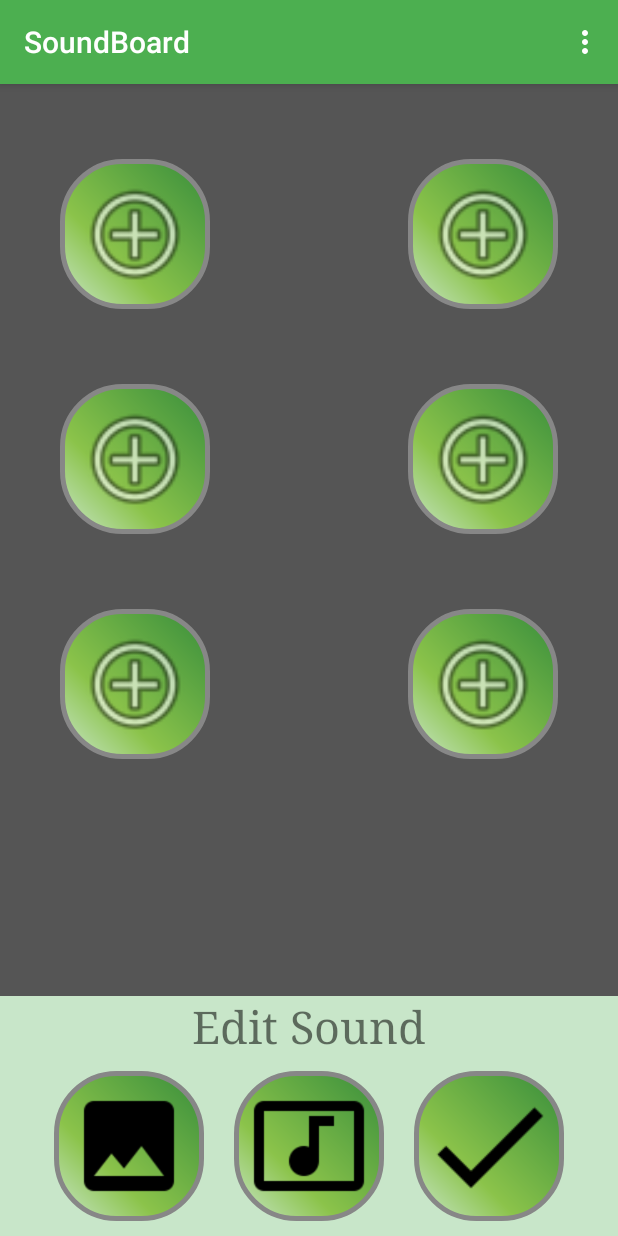
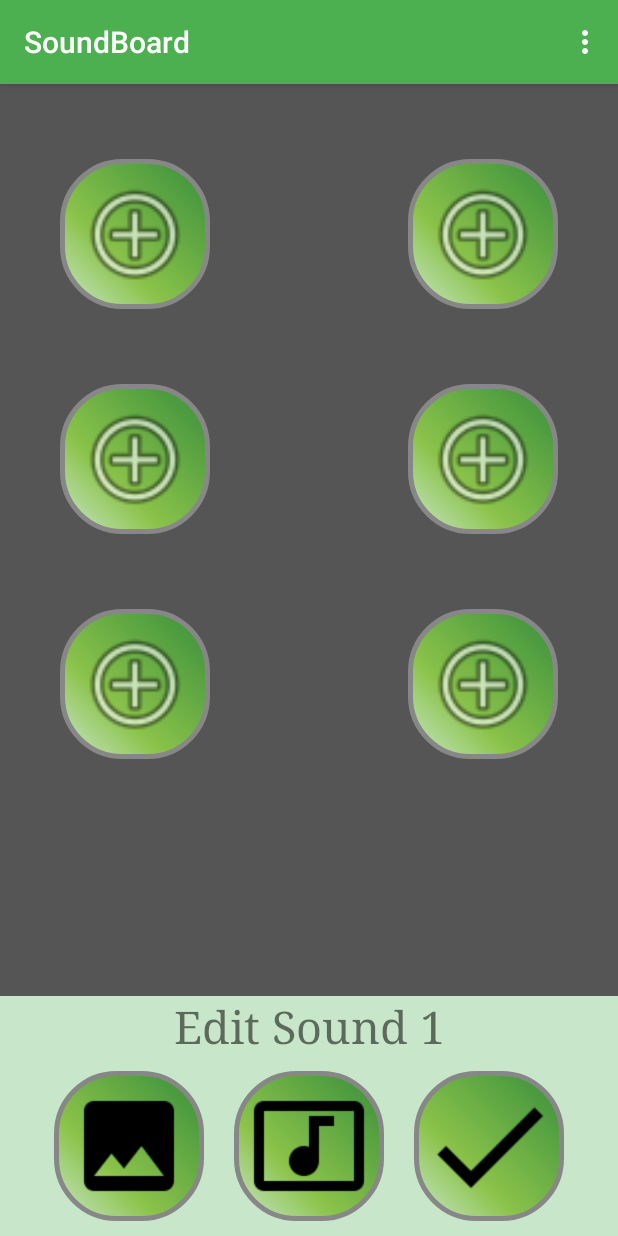
Before and after one commit to EricTweeds/Soundboard, an Android app: the screen it shows after launch (MainActivity), after a tap on "Play Sound Button", on a phone screen of 412 x 824 dp. Run offline under Robolectric (Android 15) with nearby library versions, the phone set to English and light mode, and no system bars; pictures from the network do not load; 3 statements that could not run were skipped.

Commit message:
It Remembers

```diff
--- a/app/src/main/java/tweedle/eric/soundboard/MainActivity.java
+++ b/app/src/main/java/tweedle/eric/soundboard/MainActivity.java
@@ -24,7 +24,10 @@ import com.google.android.gms.appindexing.AppIndex;
 import com.google.android.gms.appindexing.Thing;
 import com.google.android.gms.common.api.GoogleApiClient;
 
+import java.io.File;
+import java.io.FileOutputStream;
 import java.io.IOException;
+import java.net.URI;
 
 import static tweedle.eric.soundboard.R.styleable.View;
 
@@ -44,6 +47,28 @@ public class MainActivity extends AppCompatActivity{
         // See https://g.co/AppIndexing/AndroidStudio for more information.
         client = new GoogleApiClient.Builder(this).addApi(AppIndex.API).build();
 
+        ImageButton btn1 = (ImageButton) findViewById(R.id.imageButton1);
+        ImageButton btn2 = (ImageButton) findViewById(R.id.imageButton2);
+        ImageButton btn3 = (ImageButton) findViewById(R.id.imageButton3);
+        ImageButton btn4 = (ImageButton) findViewById(R.id.imageButton4);
+        ImageButton btn5 = (ImageButton) findViewById(R.id.imageButton5);
+        ImageButton btn6 = (ImageButton) findViewById(R.id.imageButton6);
+        ImageButton[] arr ={btn1, btn2, btn3, btn4, btn5, btn6};
+        SharedPreferences sharedPref = this.getPreferences(Context.MODE_PRIVATE);
+        for (int i = 0; i < arr.length; i++) {
+            String UriString = sharedPref.getString(Integer.toString(i), "na");
+            if (!(UriString.equals("na"))){
+                arr[i].setImageURI(Uri.parse(UriString));
+            }
+        }
+        for (int i = 0; i < sounds.length; i++) {
+            String UriString = sharedPref.getString(Integer.toString(i+10), "na");
+            if (!(UriString.equals("na"))){
+                sounds[i] =MediaPlayer.create(this, (Uri.parse(UriString)));
+                alreadySet[i] = true;
+
+            }
+        }
     }
     int currentButton = 0;
     boolean[] alreadySet = {false, false, false, false, false, false};
@@ -85,21 +110,27 @@ public class MainActivity extends AppCompatActivity{
         TextView mtext = (TextView) findViewById(R.id.selectorText);
         switch (view.getId()) {
             case R.id.imageButton1:
+                mtext.setText("Edit Sound 1");
                 currentButton = 0;
                 break;
             case R.id.imageButton2:
+                mtext.setText("Edit Sound 2");
                 currentButton = 1;
                 break;
             case R.id.imageButton3:
+                mtext.setText("Edit Sound 3");
                 currentButton = 2;
                 break;
             case R.id.imageButton4:
+                mtext.setText("Edit Sound 4");
                 currentButton = 3;
                 break;
             case R.id.imageButton5:
+                mtext.setText("Edit Sound 5");
                 currentButton = 4;
                 break;
             case R.id.imageButton6:
+                mtext.setText("Edit Sound 6");
                 currentButton = 5;
                 break;
             default:
@@ -158,6 +189,8 @@ public class MainActivity extends AppCompatActivity{
             // provided to this method as a parameter.
             // Pull that URI using resultData.getData().
             Uri uri = null;
+            SharedPreferences sharedPref = this.getPreferences(Context.MODE_PRIVATE);
+            SharedPreferences.Editor editor = sharedPref.edit();
             if (resultData != null) {
                 ImageButton btn1 = (ImageButton) findViewById(R.id.imageButton1);
                 ImageButton btn2 = (ImageButton) findViewById(R.id.imageButton2);
@@ -168,9 +201,14 @@ public class MainActivity extends AppCompatActivity{
                 ImageButton[] arr ={btn1, btn2, btn3, btn4, btn5, btn6};
                 if (currentType.equals("image")) {
                     arr[currentButton].setImageURI(resultData.getData());
+                    editor.putString(Integer.toString(currentButton), resultData.getData().toString());
+                    editor.apply();
+
                 }
                 else if (currentType.equals("audio")){
                     sounds[currentButton] = MediaPlayer.create(this, resultData.getData());
+                    editor.putString(Integer.toString(currentButton+10), resultData.getData().toString());
+                    editor.apply();
                     alreadySet[currentButton] = true;
                 }
             }
```
